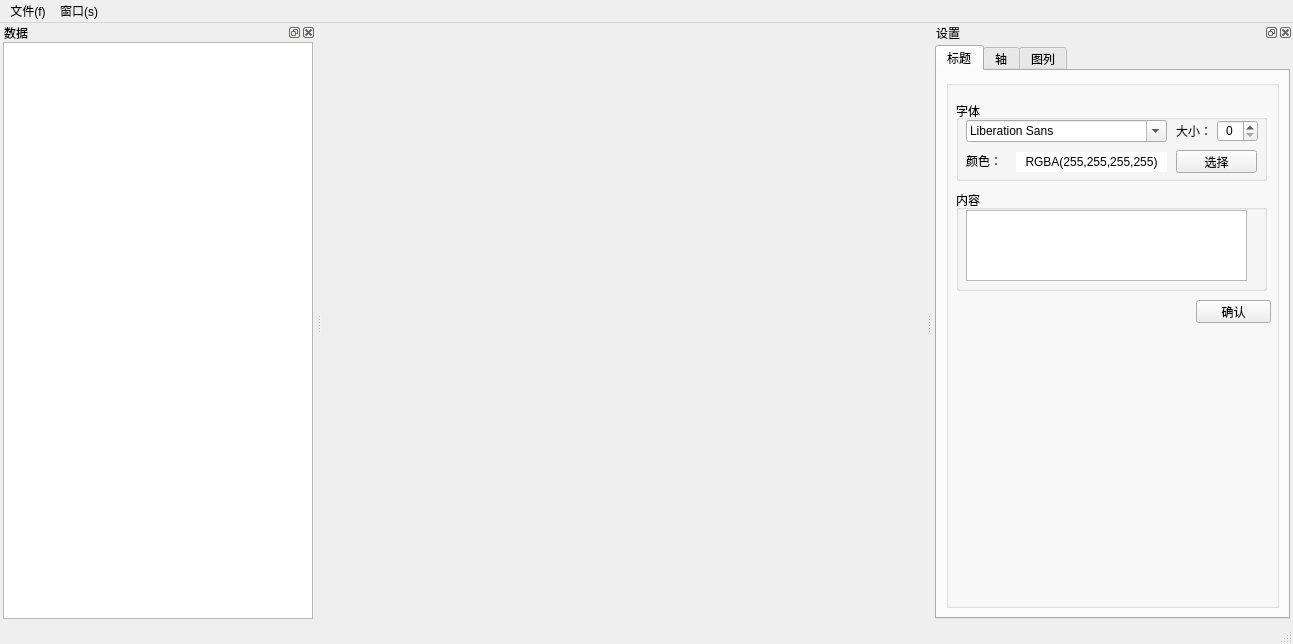
This is MyPlot/app.ui in long-wenchang/myPlot as Qt 5 draws it before an edit. The edited form follows.
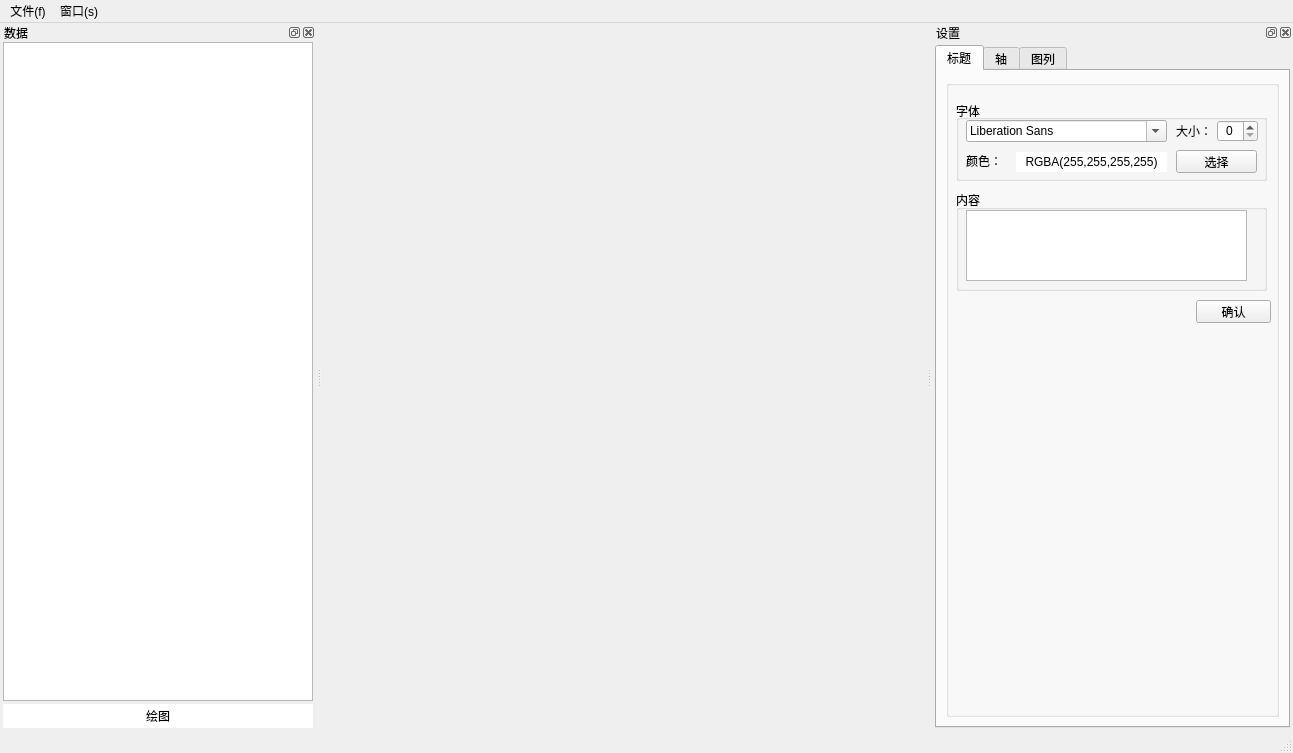
This is the edited form. Icons and pictures are not drawn. Custom widgets are drawn as their Qt base class.

```diff
--- a/MyPlot/app.ui
+++ b/MyPlot/app.ui
@@ -7,7 +7,7 @@
     <x>0</x>
     <y>0</y>
     <width>1293</width>
-    <height>644</height>
+    <height>753</height>
    </rect>
   </property>
   <property name="windowTitle">
@@ -18,7 +18,7 @@
     <normaloff>:/icon/icon/app.ico</normaloff>:/icon/icon/app.ico</iconset>
   </property>
   <widget class="QWidget" name="centralwidget">
-   <layout class="QHBoxLayout" name="horizontalLayout_2">
+   <layout class="QVBoxLayout" name="verticalLayout">
     <item>
      <widget class="QCustomPlot" name="customPlot" native="true"/>
     </item>
@@ -68,7 +68,7 @@
     <number>1</number>
    </attribute>
    <widget class="QWidget" name="dockWidgetContents_data">
-    <layout class="QHBoxLayout" name="horizontalLayout">
+    <layout class="QVBoxLayout" name="verticalLayout_2">
      <property name="spacing">
       <number>3</number>
      </property>
@@ -87,6 +87,33 @@
      <item>
       <widget class="QTableWidget" name="tableWidget_data"/>
      </item>
+     <item>
+      <widget class="QPushButton" name="pushButton_plot">
+       <property name="minimumSize">
+        <size>
+         <width>0</width>
+         <height>24</height>
+        </size>
+       </property>
+       <property name="maximumSize">
+        <size>
+         <width>16777215</width>
+         <height>16777215</height>
+        </size>
+       </property>
+       <property name="styleSheet">
+        <string notr="true">background-color: rgb(255, 255, 255);
+border: 1px solid rgb(255, 255, 255);</string>
+       </property>
+       <property name="text">
+        <string>绘图</string>
+       </property>
+       <property name="icon">
+        <iconset resource="QSS.qrc">
+         <normaloff>:/icon/icon/plot.ico</normaloff>:/icon/icon/plot.ico</iconset>
+       </property>
+      </widget>
+     </item>
     </layout>
    </widget>
   </widget>
```
